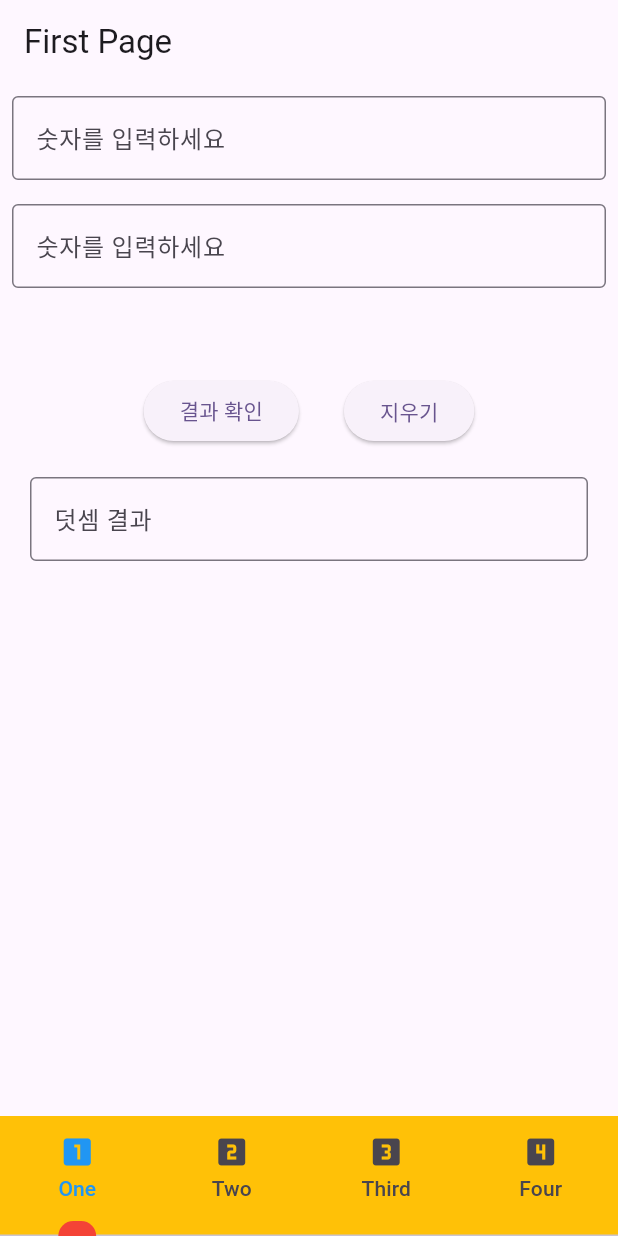
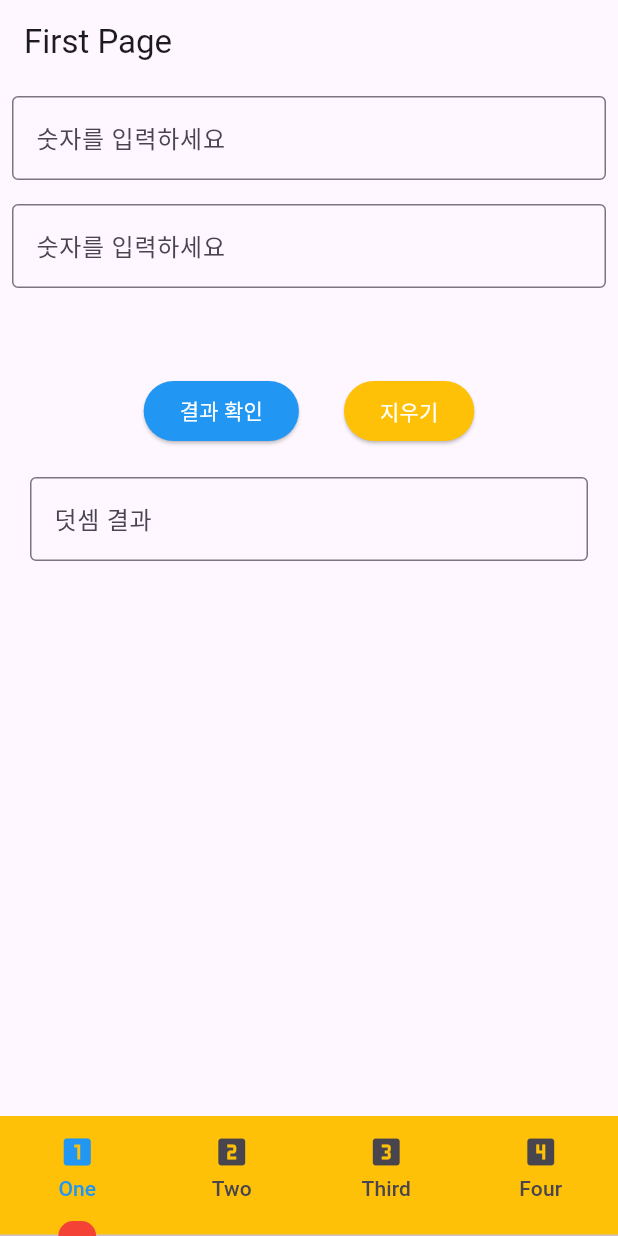
Before and after one commit to juni112-s/team-project-file, a Flutter app: the screen it shows after launch, on a phone screen of 412 x 824 dp. Run offline on Flutter 3.47's test engine with Material 3 defaults, Android fonts, the phone set to English and light mode, and no system bars.

Commit message:
수정 4

```diff
--- a/teamfile01_app/lib/view/first_page.dart
+++ b/teamfile01_app/lib/view/first_page.dart
@@ -58,11 +58,20 @@ class _FirstPageState extends State<FirstPage> {
               children: [
                 ElevatedButton(
                   onPressed: () => numbercalc(),
+                  style: ElevatedButton.styleFrom(
+                    backgroundColor: Colors.blue,
+                    foregroundColor: Colors.white,
+                  ),
                   child: Text('결과 확인'),
                 ),
                 SizedBox(width: 30,),
                 ElevatedButton(
                   onPressed: () => remove(),
+                  style: ElevatedButton.styleFrom(
+                    backgroundColor: Colors.amber,
+                    foregroundColor: Colors.white,
+
+                  ),
                   child: Text('지우기'),
                 ),
               ],
```
